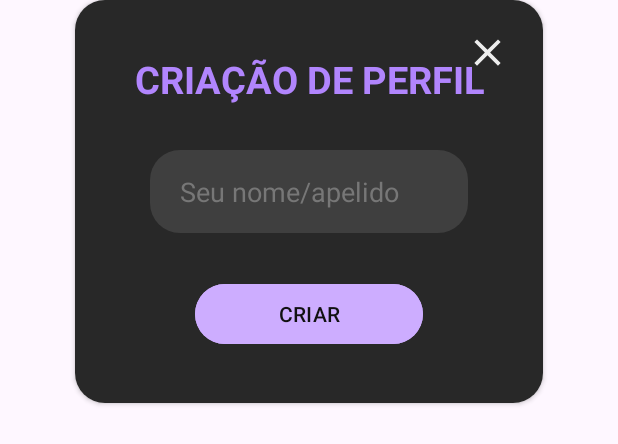
After one commit to Renan-Szimanski/AdivinharPalavras, an Android app built with Jetpack Compose: the layout createperson_dialog.xml on its own in the app's theme, with its tools: preview values and no code run, on a phone screen of 412 x 824 dp. The commit adds this screen. Shown: the top 444 px of the screen. Run offline under Robolectric (Android 15) with nearby library versions, the phone set to English and light mode, and no system bars.

Commit message:
novas telas para a integração do banco de dados

```diff
--- a/app/src/main/AndroidManifest.xml
+++ b/app/src/main/AndroidManifest.xml
@@ -13,6 +13,9 @@
         android:theme="@style/Theme.AdivinharPalavras"
         tools:targetApi="31">
         <activity
+            android:name=".ActivityPerfil"
+            android:exported="false" />
+        <activity
             android:name=".ActivityGame"
             android:exported="false" />
         <activity
--- /dev/null
+++ b/app/src/main/res/drawable/baseline_close_24.xml
@@ -0,0 +1,5 @@
+<vector xmlns:android="http://schemas.android.com/apk/res/android" android:height="30dp" android:tint="#EDEDED" android:viewportHeight="24" android:viewportWidth="24" android:width="30dp">
+
+    <path android:fillColor="@android:color/white" android:pathData="M19,6.41L17.59,5 12,10.59 6.41,5 5,6.41 10.59,12 5,17.59 6.41,19 12,13.41 17.59,19 19,17.59 13.41,12z"/>
+
+</vector>
--- /dev/null
+++ b/app/src/main/res/drawable/baseline_person_add_alt_1_24.xml
@@ -0,0 +1,5 @@
+<vector xmlns:android="http://schemas.android.com/apk/res/android" android:height="24dp" android:tint="#EDEDED" android:viewportHeight="24" android:viewportWidth="24" android:width="24dp">
+
+    <path android:fillColor="@android:color/white" android:pathData="M13,8c0,-2.21 -1.79,-4 -4,-4S5,5.79 5,8s1.79,4 4,4S13,10.21 13,8zM15,10v2h3v3h2v-3h3v-2h-3V7h-2v3H15zM1,18v2h16v-2c0,-2.66 -5.33,-4 -8,-4S1,15.34 1,18z"/>
+
+</vector>
--- /dev/null
+++ b/app/src/main/res/layout/createperson_dialog.xml
@@ -0,0 +1,69 @@
+<?xml version="1.0" encoding="utf-8"?>
+<androidx.cardview.widget.CardView xmlns:android="http://schemas.android.com/apk/res/android"
+    android:layout_width="match_parent"
+    android:layout_height="wrap_content"
+    xmlns:app="http://schemas.android.com/apk/res-auto"
+    android:layout_marginHorizontal="50dp"
+    app:cardCornerRadius="20dp">
+
+    <RelativeLayout
+        android:layout_width="wrap_content"
+        android:layout_height="wrap_content">
+
+        <LinearLayout
+            android:layout_width="match_parent"
+            android:layout_height="wrap_content"
+            android:orientation="vertical"
+            android:background="#282828">
+
+            <TextView
+                android:layout_width="match_parent"
+                android:layout_height="wrap_content"
+                android:text="CRIAÇÃO DE PERFIL"
+                android:textAlignment="center"
+                android:textStyle="bold"
+                android:textSize="25dp"
+                android:layout_marginTop="35dp"
+                android:textColor="#b185fd"/>
+
+            <EditText
+                android:id="@+id/nickPerson"
+                android:layout_width="match_parent"
+                android:layout_height="55dp"
+                android:hint="Seu nome/apelido"
+                android:layout_marginHorizontal="50dp"
+                android:background="@drawable/rounded_corner"
+                android:backgroundTint="#3f3f3f"
+                android:textColor="@color/white"
+                android:textColorHint="@color/lghtgrey"
+                android:layout_marginVertical="30dp"
+                android:paddingHorizontal="20dp"
+                />
+            <Button
+                android:id="@+id/createDone"
+                android:layout_width="match_parent"
+                android:layout_height="wrap_content"
+                android:text="CRIAR"
+                android:layout_marginHorizontal="80dp"
+                android:layout_marginBottom="35dp"
+                android:backgroundTint="#cdadff"
+                android:textColor="@color/darkgrey"/>
+
+
+
+        </LinearLayout>
+
+        <ImageButton
+            android:id="@+id/closeDialog"
+            android:layout_width="wrap_content"
+            android:layout_height="wrap_content"
+            android:layout_alignParentTop="true"
+            android:layout_alignParentEnd="true"
+            android:src="@drawable/baseline_close_24"
+            android:layout_marginRight="10dp"
+            android:layout_marginTop="10dp"
+            android:backgroundTint="@android:color/transparent"
+            android:contentDescription="fechar"/>
+    </RelativeLayout>
+
+</androidx.cardview.widget.CardView>
--- a/app/src/main/res/values/strings.xml
+++ b/app/src/main/res/values/strings.xml
@@ -1,4 +1,5 @@
 <resources>
     <string name="app_name">Adivinhar Palavras</string>
     <string name="hello_blank_fragment">Hello blank fragment</string>
+    <string name="title_activity_add_person_dialog">addPersonDialog</string>
 </resources>
--- a/app/src/main/res/values/themes.xml
+++ b/app/src/main/res/values/themes.xml
@@ -6,4 +6,9 @@
     </style>
 
     <style name="Theme.AdivinharPalavras" parent="Base.Theme.AdivinharPalavras" />
+
+    <style name="ThemeCustomDialog" parent="Theme.AppCompat.Light.Dialog.Alert">
+        <item name="android:windowBackground">@android:color/transparent</item>
+
+    </style>
 </resources>
```
Also changed, not shown: app/build.gradle.kts (+26 -0 lines), app/src/main/java/com/example/adivinharpalavras/ActivityGame.kt (+7 -3 lines), app/src/main/java/com/example/adivinharpalavras/ActivityPerfil.kt (added, +50 -0 lines), app/src/main/java/com/example/adivinharpalavras/MainActivity.kt (+6 -2 lines), app/src/main/java/com/example/adivinharpalavras/ui/theme/Color.kt (added, +11 -0 lines), app/src/main/java/com/example/adivinharpalavras/ui/theme/Theme.kt (added, +58 -0 lines), app/src/main/java/com/example/adivinharpalavras/ui/theme/Type.kt (added, +34 -0 lines), app/src/main/res/layout/activity_main.xml (+15 -8 lines), app/src/main/res/layout/activity_perfil.xml (added, +24 -0 lines), gradle/libs.versions.toml (+15 -0 lines).
